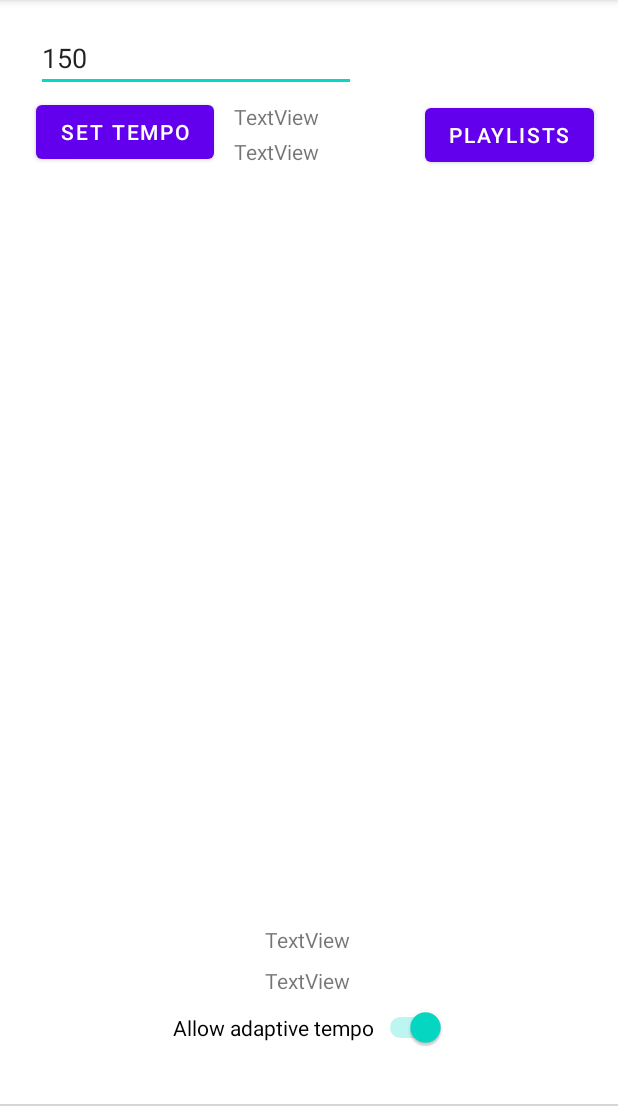
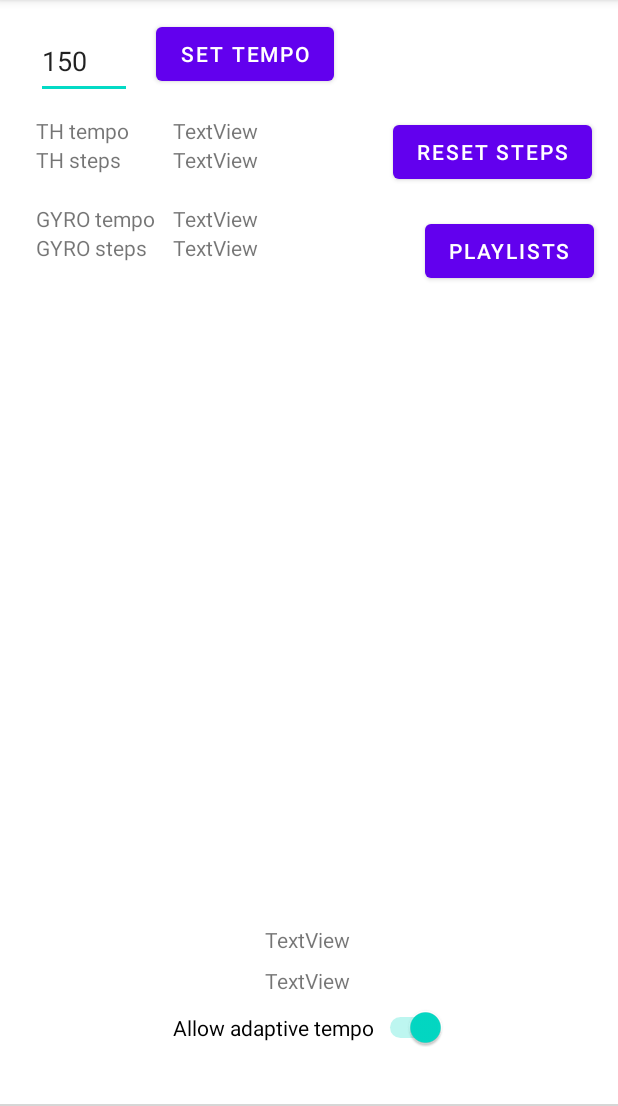
Before and after one commit to Exidius/beatrunner, an Android app: the screen it shows after launch (MainActivity), on a phone screen of 412 x 824 dp, the part 84-1190 px from its top. Run offline under Robolectric (Android 15) with nearby library versions, the light colour scheme and no system bars; our stand-ins replace Room's generated code; libraries missing offline, so code that uses them is left out: com.google.android.exoplayer2; plain views replace PlayerControlView; 5 statements that could not run were skipped; grey boxes are pictures that could not be loaded.

Commit message:
Wired both sensor data to the ui

```diff
--- a/app/src/main/java/com/barad/beatrunner/MainFragment.kt
+++ b/app/src/main/java/com/barad/beatrunner/MainFragment.kt
@@ -40,8 +40,12 @@ class MainFragment : Fragment() {
     private lateinit var tv_title: TextView
     private lateinit var tvTempo: TextView
     private lateinit var tvSteps: TextView
+    private lateinit var tvTempo2: TextView
+    private lateinit var tvSteps2: TextView
+    private lateinit var btnResetSteps: Button
     private lateinit var tvMusicTempo: TextView
     private lateinit var inputTempo: EditText
+    @SuppressLint("UseSwitchCompatOrMaterialCode")
     private lateinit var switchAdaptiveTempo: Switch
 
     private lateinit var application: Application
@@ -56,11 +60,19 @@ class MainFragment : Fragment() {
                 foregroundService = service.service
 
                 foregroundService?.steps?.observe(viewLifecycleOwner, {
+                    tvSteps.setText(it.toString())
+                })
+
+                foregroundService?.sensorTempo?.observe(viewLifecycleOwner, {
                     tvTempo.setText(it.toString())
                 })
 
-                foregroundService?.sensorTempo?.observe(viewLifecycleOwner, {
-                    tvSteps.setText(it.toString())
+                foregroundService?.gyroSteps?.observe(viewLifecycleOwner, {
+                    tvSteps2.setText(it.toString())
+                })
+
+                foregroundService?.gyroSensorTempo?.observe(viewLifecycleOwner, {
+                    tvTempo2.setText(it.toString())
                 })
 
                 foregroundService?.currentMusic?.observe(viewLifecycleOwner, {
@@ -93,8 +105,11 @@ class MainFragment : Fragment() {
             btnTempo = view.findViewById(R.id.btn_setTempo)
 
             tv_title = view.findViewById(R.id.tv_title)
-            tvTempo = view.findViewById(R.id.tv_tempo)
-            tvSteps = view.findViewById(R.id.tv_steps)
+            tvTempo = view.findViewById(R.id.tv_tempoLabel)
+            tvSteps = view.findViewById(R.id.tv_stepsLabel)
+            tvTempo2 = view.findViewById(R.id.tv_tempo2Label)
+            tvSteps2 = view.findViewById(R.id.tv_steps2Label)
+            btnResetSteps = view.findViewById(R.id.btnResetSteps)
             tvMusicTempo = view.findViewById(R.id.tv_music_tempo)
             inputTempo = view.findViewById(R.id.et_tempo)
             switchAdaptiveTempo = view.findViewById(R.id.switchAllowTempoChange)
@@ -118,6 +133,7 @@ class MainFragment : Fragment() {
                 foregroundService?.changePlaylist(it.songs)
             })
 
+
             requireActivity().startService(Intent(requireActivity(), ForegroundService::class.java))
             requireActivity().bindService(Intent(requireActivity(),
                     ForegroundService::class.java), connection, Context.BIND_AUTO_CREATE)
@@ -126,6 +142,10 @@ class MainFragment : Fragment() {
                 inputTempo.text.toString().toFloatOrNull()?.let { it1 ->
                     foregroundService?.onTempoChangeFromUi(it1)
                 }
+            }
+
+            btnResetSteps.setOnClickListener {
+                foregroundService?.resetSteps()
             }
 
             switchAdaptiveTempo.setOnCheckedChangeListener { _, isChecked ->
--- a/app/src/main/java/com/barad/beatrunner/service/AccelerationStepDetector.kt
+++ b/app/src/main/java/com/barad/beatrunner/service/AccelerationStepDetector.kt
@@ -8,7 +8,7 @@ import java.util.*
 import kotlin.math.sqrt
 
 class AccelerationStepDetector(
-        private val steps: MutableLiveData<Int>,
+        private val steps: MutableLiveData<Float>,
         private val sensorTempo: MutableLiveData<Float>) {
 
     var MINIMUM_THRESHOLD = 12
--- a/app/src/main/java/com/barad/beatrunner/service/ForegroundService.kt
+++ b/app/src/main/java/com/barad/beatrunner/service/ForegroundService.kt
@@ -36,9 +36,17 @@ class ForegroundService : LifecycleService(), SensorEventListener {
     val sensorTempo
         get() = _sensorTempo
 
-    private val _steps = MutableLiveData<Int>()
+    private val _steps = MutableLiveData<Float>()
     val steps
         get() = _steps
+
+    private val _gyroSensorTempo = MutableLiveData<Float>()
+    val gyroSensorTempo
+        get() = _gyroSensorTempo
+
+    private val _gyroSteps = MutableLiveData<Float>()
+    val gyroSteps
+        get() = _gyroSteps
 
     private val _currentMusic = MutableLiveData<Music>()
     val currentMusic
@@ -49,7 +57,7 @@ class ForegroundService : LifecycleService(), SensorEventListener {
         get() = _currentPlaylist
 
     val accelerationStepDetector = AccelerationStepDetector(_steps, _sensorTempo)
-    val gyroscopeStepDetector = GyroscopeStepDetector(_steps, _sensorTempo)
+    val gyroscopeStepDetector = GyroscopeStepDetector(_gyroSteps, _gyroSensorTempo)
 
     private var sensorManager: SensorManager? = null
     private var sensorGyro: Sensor? = null
@@ -86,7 +94,9 @@ class ForegroundService : LifecycleService(), SensorEventListener {
         currentPlaylist.value = listOf(placeHolderMusic)
         currentMusic.value = placeHolderMusic
         sensorTempo.value = 0f
-        steps.value = 0
+        steps.value = 0f
+        gyroSensorTempo.value = 0f
+        gyroSteps.value = 0f
 
         currentPlaylist.observe(this, {
             switchSong()
@@ -133,7 +143,10 @@ class ForegroundService : LifecycleService(), SensorEventListener {
     }
 
     fun resetSteps() {
-        steps.value = 0
+        sensorTempo.value = 0f
+        steps.value = 0f
+        gyroSensorTempo.value = 0f
+        gyroSteps.value = 0f
     }
 
     fun onTempoChangeFromUi(tempo: Float) {
--- a/app/src/main/java/com/barad/beatrunner/service/GyroscopeStepDetector.kt
+++ b/app/src/main/java/com/barad/beatrunner/service/GyroscopeStepDetector.kt
@@ -8,7 +8,7 @@ import kotlin.math.sqrt
 import java.time.Instant
 import java.util.*
 
-class GyroscopeStepDetector(private val steps: MutableLiveData<Int>,
+class GyroscopeStepDetector(private val steps: MutableLiveData<Float>,
                             private val sensorTempo: MutableLiveData<Float>) {
 
     private var x: Float = 0f
@@ -57,11 +57,10 @@ class GyroscopeStepDetector(private val steps: MutableLiveData<Int>,
 
                     }
 
-
                     val indexOfMaxBin = bins.indexOfFirst { it == bins.maxOrNull() }
 
                     if(indexOfMaxBin != -1) {
-                        if (indexOfMaxBin != 0 && indexOfMaxBin != input.size / 2) {
+                        if (indexOfMaxBin != 0 && indexOfMaxBin < 31) {
                             val p = 0.5f * ((bins[indexOfMaxBin - 1] - bins[indexOfMaxBin + 1]) /
                                     (bins[indexOfMaxBin - 1] - 2 * bins[indexOfMaxBin] + bins[indexOfMaxBin + 1]))
 
@@ -70,7 +69,14 @@ class GyroscopeStepDetector(private val steps: MutableLiveData<Int>,
                             val peakFrequency = interpolatedLocation * 20 / 64
                             val peakValue = bins[indexOfMaxBin] - 0.25f * (bins[indexOfMaxBin-1] - bins[indexOfMaxBin+1]) * p
 
-                            Log.d("barad-gyr", "$peakValue $peakFrequency")
+
+
+                            if ( peakValue > 20 ) {
+                                sensorTempo.postValue(peakFrequency * 60)
+                                steps.postValue(steps.value?.plus(peakFrequency * 0.05f))
+                            }
+
+                            Log.d("barad-gyr", "${sensorTempo.value} ${steps.value}")
                         }
                     }
                 }
--- a/app/src/main/res/layout/fragment_main.xml
+++ b/app/src/main/res/layout/fragment_main.xml
@@ -6,12 +6,46 @@
     android:layout_height="match_parent"
     tools:context=".MainFragment">
 
+    <TextView
+        android:id="@+id/tv_tempo"
+        android:layout_width="wrap_content"
+        android:layout_height="wrap_content"
+        android:layout_marginStart="29dp"
+        android:text="TextView"
+        app:layout_constraintStart_toEndOf="@+id/tv_tempoLabel"
+        app:layout_constraintTop_toTopOf="@+id/tv_tempoLabel" />
+
+    <TextView
+        android:id="@+id/tv_steps2"
+        android:layout_width="wrap_content"
+        android:layout_height="wrap_content"
+        android:text="TextView"
+        app:layout_constraintStart_toStartOf="@+id/tv_tempo2"
+        app:layout_constraintTop_toBottomOf="@+id/tv_tempo2" />
+
+    <TextView
+        android:id="@+id/tv_tempo2"
+        android:layout_width="wrap_content"
+        android:layout_height="wrap_content"
+        android:layout_marginTop="20dp"
+        android:text="TextView"
+        app:layout_constraintStart_toStartOf="@+id/tv_steps"
+        app:layout_constraintTop_toBottomOf="@+id/tv_steps" />
+
+    <TextView
+        android:id="@+id/tv_steps"
+        android:layout_width="wrap_content"
+        android:layout_height="wrap_content"
+        android:text="TextView"
+        app:layout_constraintStart_toStartOf="@+id/tv_tempo"
+        app:layout_constraintTop_toBottomOf="@+id/tv_tempo" />
+
     <Button
         android:id="@+id/btn_setTempo"
         android:layout_width="wrap_content"
         android:layout_height="wrap_content"
-        android:layout_marginStart="24dp"
-        android:layout_marginTop="64dp"
+        android:layout_marginStart="104dp"
+        android:layout_marginTop="12dp"
         android:text="Set tempo"
         app:layout_constraintStart_toStartOf="parent"
         app:layout_constraintTop_toTopOf="parent" />
@@ -35,15 +69,38 @@
         app:layout_constraintTop_toBottomOf="@+id/tv_music_tempo" />
 
     <TextView
-        android:id="@+id/tv_tempo"
+        android:id="@+id/tv_tempoLabel"
         android:layout_width="wrap_content"
         android:layout_height="wrap_content"
-        android:layout_marginStart="132dp"
-        android:layout_marginTop="4dp"
-        android:text="TextView"
-        app:layout_constraintStart_toEndOf="@+id/btn_setTempo"
-        app:layout_constraintStart_toStartOf="@+id/btn_setTempo"
-        app:layout_constraintTop_toTopOf="@+id/btn_setTempo" />
+        android:layout_marginTop="11dp"
+        android:text="TH tempo"
+        app:layout_constraintStart_toStartOf="@+id/et_tempo"
+        app:layout_constraintTop_toBottomOf="@+id/et_tempo" />
+
+    <TextView
+        android:id="@+id/tv_steps2Label"
+        android:layout_width="wrap_content"
+        android:layout_height="wrap_content"
+        android:text="GYRO steps"
+        app:layout_constraintStart_toStartOf="@+id/tv_tempo2Label"
+        app:layout_constraintTop_toBottomOf="@+id/tv_tempo2Label" />
+
+    <TextView
+        android:id="@+id/tv_stepsLabel"
+        android:layout_width="wrap_content"
+        android:layout_height="wrap_content"
+        android:text="TH steps"
+        app:layout_constraintStart_toStartOf="@+id/tv_tempoLabel"
+        app:layout_constraintTop_toBottomOf="@+id/tv_tempoLabel" />
+
+    <TextView
+        android:id="@+id/tv_tempo2Label"
+        android:layout_width="wrap_content"
+        android:layout_height="wrap_content"
+        android:layout_marginTop="20dp"
+        android:text="GYRO tempo"
+        app:layout_constraintStart_toStartOf="@+id/tv_stepsLabel"
+        app:layout_constraintTop_toBottomOf="@+id/tv_stepsLabel" />
 
     <TextView
         android:id="@+id/tv_music_tempo"
@@ -56,19 +113,10 @@
         app:layout_constraintHorizontal_bias="0.498"
         app:layout_constraintStart_toStartOf="parent" />
 
-    <TextView
-        android:id="@+id/tv_steps"
-        android:layout_width="wrap_content"
-        android:layout_height="wrap_content"
-        android:layout_marginTop="4dp"
-        android:text="TextView"
-        app:layout_constraintStart_toStartOf="@+id/tv_tempo"
-        app:layout_constraintTop_toBottomOf="@+id/tv_tempo" />
-
     <EditText
         android:id="@+id/et_tempo"
-        android:layout_width="wrap_content"
-        android:layout_height="wrap_content"
+        android:layout_width="64dp"
+        android:layout_height="50dp"
         android:layout_marginStart="24dp"
         android:layout_marginTop="16dp"
         android:ems="10"
@@ -87,7 +135,7 @@
         app:layout_constraintHorizontal_bias="0.946"
         app:layout_constraintStart_toStartOf="parent"
         app:layout_constraintTop_toTopOf="parent"
-        app:layout_constraintVertical_bias="0.092" />
+        app:layout_constraintVertical_bias="0.199" />
 
     <androidx.recyclerview.widget.RecyclerView
         android:id="@+id/main_playlist_recycle_view"
@@ -110,4 +158,13 @@
         app:layout_constraintStart_toStartOf="parent"
         app:layout_constraintTop_toBottomOf="@+id/tv_title" />
 
+    <Button
+        android:id="@+id/btnResetSteps"
+        android:layout_width="wrap_content"
+        android:layout_height="wrap_content"
+        android:layout_marginStart="90dp"
+        android:text="Reset steps"
+        app:layout_constraintStart_toEndOf="@+id/tv_tempo"
+        app:layout_constraintTop_toTopOf="@+id/tv_tempo" />
+
 </androidx.constraintlayout.widget.ConstraintLayout>
```
